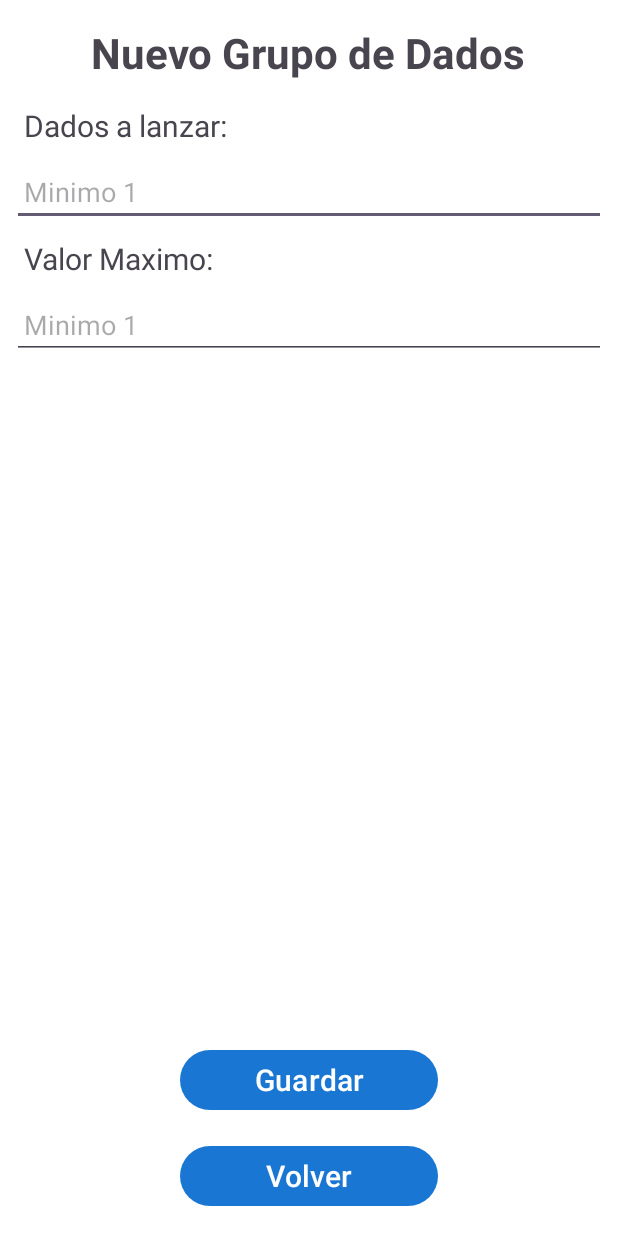
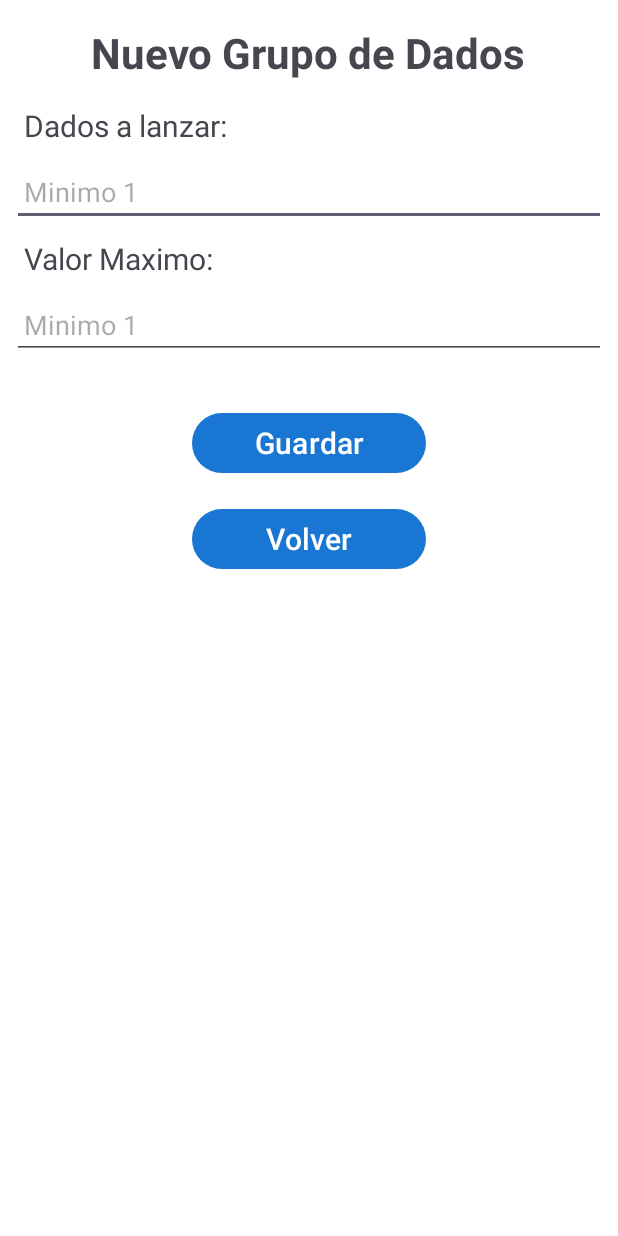
Before and after one commit to dagoes/DiceRoller, an Android app: the EditarGrupo screen opened directly, with no data from a screen before it, on a phone screen of 412 x 824 dp. Run offline under Robolectric (Android 15) with nearby library versions, the phone set to English and light mode, and no system bars.

Commit message:
cambiado layout activity_editgroup

```diff
--- a/app/src/main/res/layout/activity_editgroup.xml
+++ b/app/src/main/res/layout/activity_editgroup.xml
@@ -1,11 +1,5 @@
 <?xml version="1.0" encoding="utf-8"?>
-<androidx.constraintlayout.widget.ConstraintLayout xmlns:android="http://schemas.android.com/apk/res/android"
-    xmlns:app="http://schemas.android.com/apk/res-auto"
-    android:layout_width="match_parent"
-    android:layout_height="match_parent">
-
-    <LinearLayout
-        android:id="@+id/linearLayout"
+<LinearLayout xmlns:android="http://schemas.android.com/apk/res/android"
     android:layout_width="match_parent"
     android:layout_height="match_parent"
     android:orientation="vertical"
@@ -56,19 +50,14 @@
         android:inputType="number"
         android:paddingHorizontal="8dp" />
 
-    </LinearLayout>
-
     <Button
         android:id="@+id/buttonGuardar"
         android:layout_width="match_parent"
         android:layout_height="wrap_content"
         android:layout_marginHorizontal="120dp"
-        android:layout_marginVertical="16dp"
+        android:layout_marginTop="32dp"
         android:text="@string/guardar"
-        android:textSize="20sp"
-        app:layout_constraintBottom_toTopOf="@+id/buttonVolver2"
-        app:layout_constraintEnd_toEndOf="parent"
-        app:layout_constraintStart_toStartOf="parent" />
+        android:textSize="20sp" />
 
     <Button
         android:id="@+id/buttonVolver2"
@@ -77,9 +66,6 @@
         android:layout_marginHorizontal="120dp"
         android:layout_marginVertical="16dp"
         android:text="@string/volver"
-        android:textSize="20sp"
-        app:layout_constraintBottom_toBottomOf="parent"
-        app:layout_constraintEnd_toEndOf="parent"
-        app:layout_constraintStart_toStartOf="parent" />
+        android:textSize="20sp" />
 
-</androidx.constraintlayout.widget.ConstraintLayout>
+</LinearLayout>
```
Also changed, not shown: 1 other file. Lines whose indentation alone changed are shown as unchanged.
